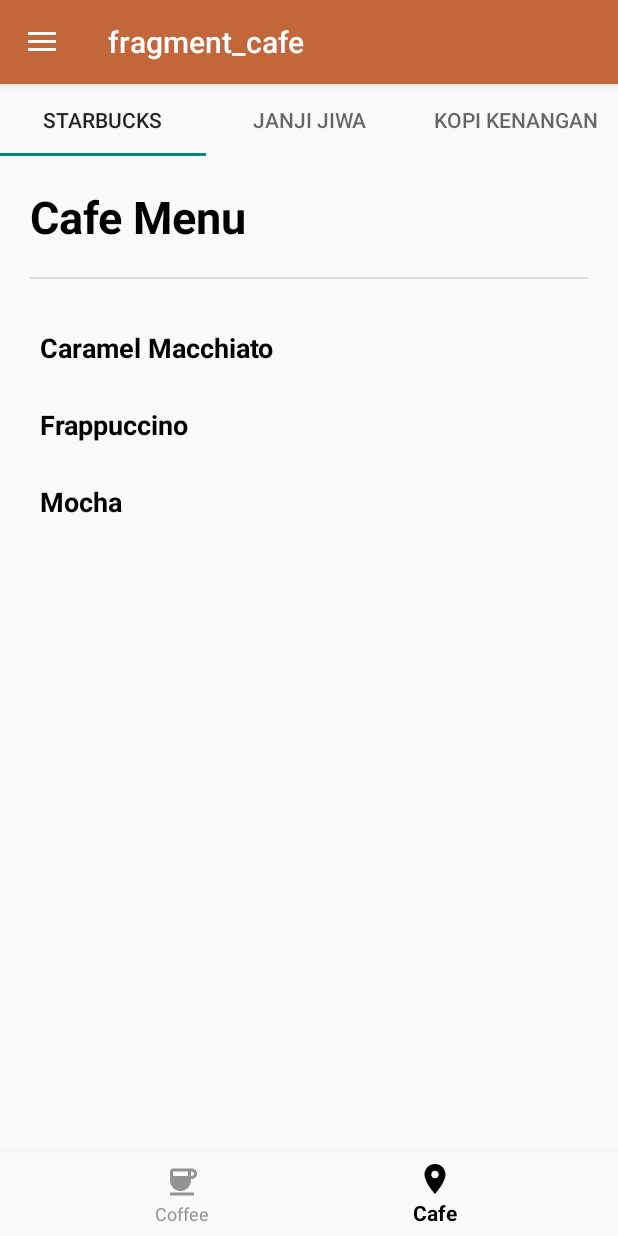
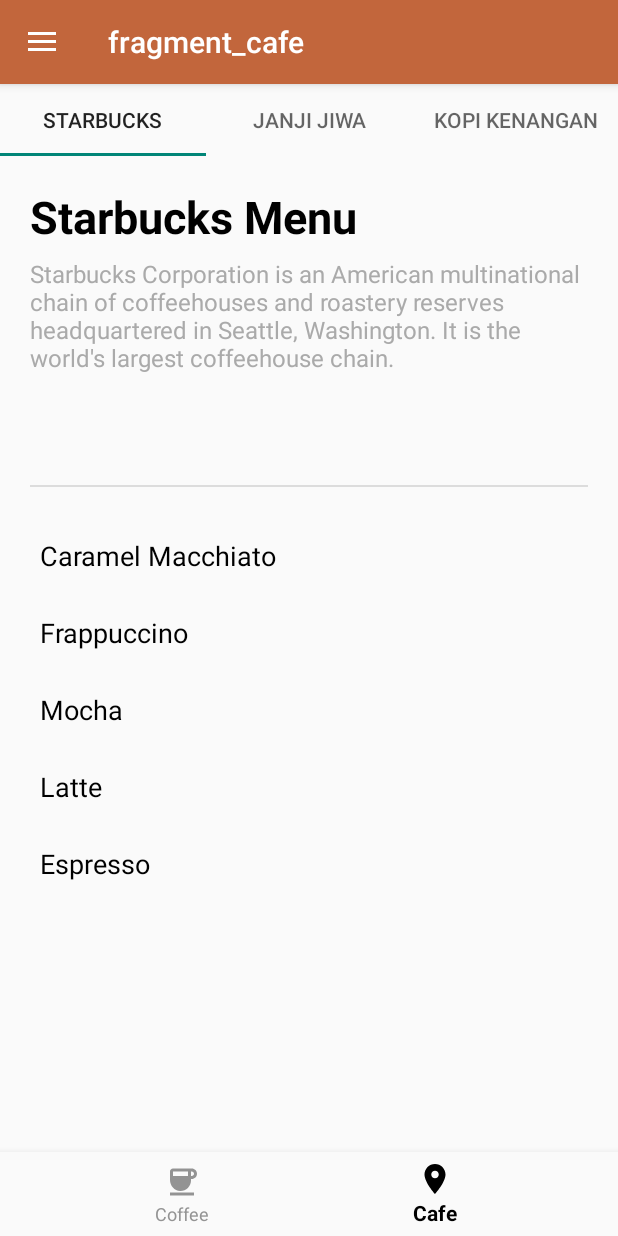
Before and after one commit to botolminuman/LAB_WEEK_04, an Android app: the screen it shows after launch (MainActivity), item 2 of the bottom bar chosen, on a phone screen of 412 x 824 dp. Run offline under Robolectric (Android 15) with nearby library versions, the phone set to English and light mode, and no system bars; our stand-ins replace navigation-ui.

Commit message:
Tambahin deskripsi, hilangin bold

```diff
--- a/app/src/main/java/com/example/lab_week_04/CafeAdapter.kt
+++ b/app/src/main/java/com/example/lab_week_04/CafeAdapter.kt
@@ -1,5 +1,6 @@
 package com.example.lab_week_04
 
+import android.content.Context
 import androidx.fragment.app.Fragment
 import androidx.fragment.app.FragmentManager
 import androidx.lifecycle.Lifecycle
@@ -11,25 +12,31 @@ val TABS_FIXED = listOf(
     R.string.kopikenangan_title,
 )
 
-val TABS_CONTENT = listOf(
-    R.string.starbucks_content,
-    R.string.janjijiwa_content,
-    R.string.kopikenangan_content
-)
-
-class CafeAdapter(fragmentManager: FragmentManager, lifecycle: Lifecycle) :
+class CafeAdapter(fragmentManager: FragmentManager, lifecycle: Lifecycle, private val context: Context) :
     FragmentStateAdapter(fragmentManager, lifecycle) {
     override fun getItemCount(): Int {
         return TABS_FIXED.size
     }
 
     override fun createFragment(position: Int): Fragment {
-        val content = when (position) {
-            0 -> listOf("Caramel Macchiato", "Frappuccino", "Mocha").joinToString("\n")
-            1 -> listOf("Milk Coffee", "Gula Aren Coffee", "Cappuccino").joinToString("\n")
-            2 -> listOf("Mocha Coffee", "Cappuccino", "Latte").joinToString("\n")
-            else -> ""
+        val (content, title, description) = when (position) {
+            0 -> Triple(
+                listOf("Caramel Macchiato", "Frappuccino", "Mocha", "Latte", "Espresso").joinToString("\n"),
+                "Starbucks Menu",
+                context.getString(R.string.starbucks_desc)
+            )
+            1 -> Triple(
+                listOf("Milk Coffee", "Gula Aren Coffee", "Cappuccino", "Matcha Latte", "Black Coffee").joinToString("\n"),
+                "Janji Jiwa Menu",
+                context.getString(R.string.janjijiwa_desc)
+            )
+            2 -> Triple(
+                listOf("Kopi Kenangan Mantan", "Kopi LDR", "Kopi Soekarno", "Es Teh Manis", "Es Cokelat").joinToString("\n"),
+                "Kopi Kenangan Menu",
+                context.getString(R.string.kopikenangan_desc)
+            )
+            else -> Triple("", "", "")
         }
-        return CafeDetailFragment.newInstance(content)
+        return CafeDetailFragment.newInstance(content, title, description)
     }
 }
--- a/app/src/main/java/com/example/lab_week_04/CafeDetailFragment.kt
+++ b/app/src/main/java/com/example/lab_week_04/CafeDetailFragment.kt
@@ -11,11 +11,15 @@ import androidx.core.content.ContextCompat
 
 class CafeDetailFragment : Fragment() {
     private var content: String? = null
+    private var title: String? = null
+    private var description: String? = null
 
     override fun onCreate(savedInstanceState: Bundle?) {
         super.onCreate(savedInstanceState)
         arguments?.let {
             content = it.getString(TAB_CONTENT)
+            title = it.getString(TAB_TITLE)
+            description = it.getString(TAB_DESCRIPTION)
         }
     }
 
@@ -32,6 +36,24 @@ class CafeDetailFragment : Fragment() {
 
         val menuContainer = view.findViewById<LinearLayout>(R.id.menu_container)
 
+        // Set title for the menu and ensure it is at the top
+        val titleTextView = TextView(context).apply {
+            text = title
+            textSize = 30f
+            setTextColor(ContextCompat.getColor(context!!, android.R.color.black))
+            setTypeface(null, android.graphics.Typeface.BOLD)
+        }
+        menuContainer.addView(titleTextView, 0)
+
+        // Add description below the title
+        val descriptionTextView = TextView(context).apply {
+            text = description
+            textSize = 16f
+            setTextColor(ContextCompat.getColor(context!!, android.R.color.darker_gray))
+            setPadding(0, 10, 0, 20)
+        }
+        menuContainer.addView(descriptionTextView, 1)
+
         // Split content into individual menu items
         val menuItems = content?.split("\n") ?: emptyList()
 
@@ -42,7 +64,6 @@ class CafeDetailFragment : Fragment() {
                 textSize = 18f
                 setPadding(10, 20, 10, 20)
                 setTextColor(ContextCompat.getColor(context!!, android.R.color.black))
-                setTypeface(null, android.graphics.Typeface.BOLD)
             }
             menuContainer.addView(textView)
         }
@@ -50,10 +71,14 @@ class CafeDetailFragment : Fragment() {
 
     companion object {
         private const val TAB_CONTENT = "TAB_CONTENT"
-        fun newInstance(content: String) =
+        private const val TAB_TITLE = "TAB_TITLE"
+        private const val TAB_DESCRIPTION = "TAB_DESCRIPTION"
+        fun newInstance(content: String, title: String, description: String) =
             CafeDetailFragment().apply {
                 arguments = Bundle().apply {
                     putString(TAB_CONTENT, content)
+                    putString(TAB_TITLE, title)
+                    putString(TAB_DESCRIPTION, description)
                 }
             }
     }
--- a/app/src/main/java/com/example/lab_week_04/CafeFragment.kt
+++ b/app/src/main/java/com/example/lab_week_04/CafeFragment.kt
@@ -10,26 +10,24 @@ import com.google.android.material.tabs.TabLayout
 import com.google.android.material.tabs.TabLayoutMediator
 
 class CafeFragment : Fragment() {
-    override fun onCreate(savedInstanceState: Bundle?) {
-        super.onCreate(savedInstanceState)
-    }
     override fun onCreateView(
         inflater: LayoutInflater, container: ViewGroup?,
         savedInstanceState: Bundle?
     ): View? {
-// Inflate the layout for this fragment
         return inflater.inflate(R.layout.fragment_cafe, container, false)
     }
+
     override fun onViewCreated(view: View, savedInstanceState: Bundle?) {
         super.onViewCreated(view, savedInstanceState)
         val viewPager = view.findViewById<ViewPager2>(R.id.view_pager)
         val tabLayout = view.findViewById<TabLayout>(R.id.tab_layout)
-        val adapter = CafeAdapter(childFragmentManager, lifecycle)
+
+        // Pass the context of the fragment to the adapter
+        val adapter = CafeAdapter(childFragmentManager, lifecycle, requireContext())
         viewPager.adapter = adapter
+
         TabLayoutMediator(tabLayout, viewPager) { tab, position ->
             tab.text = resources.getString(TABS_FIXED[position])
         }.attach()
     }
 }
-
-//TEST 2
--- a/app/src/main/res/layout/fragment_cafe.xml
+++ b/app/src/main/res/layout/fragment_cafe.xml
@@ -1,4 +1,4 @@
-    <?xml version="1.0" encoding="utf-8"?>
+<?xml version="1.0" encoding="utf-8"?>
     <androidx.constraintlayout.widget.ConstraintLayout
         xmlns:android="http://schemas.android.com/apk/res/android"
         xmlns:app="http://schemas.android.com/apk/res-auto"
--- a/app/src/main/res/layout/fragment_cafe_detail.xml
+++ b/app/src/main/res/layout/fragment_cafe_detail.xml
@@ -18,8 +18,7 @@
             android:layout_height="wrap_content"
             android:textSize="30sp"
             android:textColor="@android:color/black"
-            android:textStyle="bold"
-            android:text="Cafe Menu"/>
+            android:textStyle="bold"/>
 
         <View
             android:layout_width="match_parent"
```
